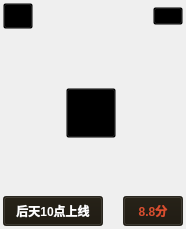
Before: the Qt Designer form VideoPlayer/mainwidget/VideoHeadItem.ui in huizhang556/pc-video-player, drawn with Qt 5.
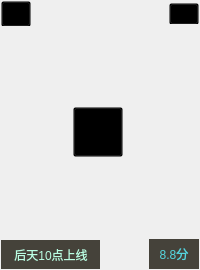
After: the same form once the commit is applied. Icons and pictures are not drawn.

What changed in the file:
```diff
--- a/VideoPlayer/mainwidget/VideoHeadItem.ui
+++ b/VideoPlayer/mainwidget/VideoHeadItem.ui
@@ -6,10 +6,16 @@
    <rect>
     <x>0</x>
     <y>0</y>
-    <width>186</width>
-    <height>229</height>
+    <width>200</width>
+    <height>270</height>
    </rect>
   </property>
+  <property name="minimumSize">
+   <size>
+    <width>200</width>
+    <height>270</height>
+   </size>
+  </property>
   <property name="windowTitle">
    <string>Form</string>
   </property>
@@ -17,24 +23,6 @@
    <string notr="true"/>
   </property>
   <layout class="QVBoxLayout" name="verticalLayout_8">
-   <property name="leftMargin">
-    <number>2</number>
-   </property>
-   <property name="topMargin">
-    <number>2</number>
-   </property>
-   <property name="rightMargin">
-    <number>2</number>
-   </property>
-   <property name="bottomMargin">
-    <number>2</number>
-   </property>
-   <item>
-    <widget class="QWidget" name="widget_main" native="true">
-     <property name="styleSheet">
-      <string notr="true"/>
-     </property>
-     <layout class="QVBoxLayout" name="verticalLayout_9">
       <property name="spacing">
        <number>0</number>
       </property>
@@ -62,6 +50,18 @@
           </property>
           <item>
            <widget class="QFrame" name="frame">
+         <property name="minimumSize">
+          <size>
+           <width>32</width>
+           <height>26</height>
+          </size>
+         </property>
+         <property name="maximumSize">
+          <size>
+           <width>32</width>
+           <height>26</height>
+          </size>
+         </property>
             <property name="styleSheet">
              <string notr="true">QFrame
 {
@@ -139,6 +139,18 @@
           </item>
           <item>
            <widget class="QFrame" name="frame_5">
+         <property name="minimumSize">
+          <size>
+           <width>32</width>
+           <height>22</height>
+          </size>
+         </property>
+         <property name="maximumSize">
+          <size>
+           <width>32</width>
+           <height>22</height>
+          </size>
+         </property>
             <property name="styleSheet">
              <string notr="true">QFrame
 {
@@ -172,13 +184,13 @@
                <property name="minimumSize">
                 <size>
                  <width>30</width>
-                 <height>18</height>
+              <height>22</height>
                 </size>
                </property>
                <property name="maximumSize">
                 <size>
                  <width>30</width>
-                 <height>18</height>
+              <height>22</height>
                 </size>
                </property>
                <property name="styleSheet">
@@ -336,8 +348,23 @@
         </item>
         <item>
          <layout class="QHBoxLayout" name="horizontalLayout_2">
+       <property name="spacing">
+        <number>0</number>
+       </property>
           <item>
            <widget class="QFrame" name="frame_3">
+         <property name="minimumSize">
+          <size>
+           <width>100</width>
+           <height>30</height>
+          </size>
+         </property>
+         <property name="maximumSize">
+          <size>
+           <width>100</width>
+           <height>30</height>
+          </size>
+         </property>
             <property name="styleSheet">
              <string notr="true">QFrame
 {
@@ -383,9 +410,10 @@
                <property name="styleSheet">
                 <string notr="true">QPushButton
 {
-color: white;
-font-weight: 800;
+border: none;
+font: 800 14px &quot;微软雅黑&quot;;
 background-color: rgba(26, 22, 13,0.8);
+color: qlineargradient(spread:pad,x1:0,y1:0,x2:1,y2:0,stop:0 #6df9c7, stop:1  #bafee3);
 }
 
 QPushButton:hover
@@ -416,6 +444,18 @@
           </item>
           <item>
            <widget class="QFrame" name="frame_4">
+         <property name="minimumSize">
+          <size>
+           <width>52</width>
+           <height>32</height>
+          </size>
+         </property>
+         <property name="maximumSize">
+          <size>
+           <width>52</width>
+           <height>32</height>
+          </size>
+         </property>
             <property name="styleSheet">
              <string notr="true">QFrame
 {
@@ -448,21 +488,22 @@
               <widget class="QPushButton" name="pushButton_score">
                <property name="minimumSize">
                 <size>
-                 <width>0</width>
+              <width>50</width>
                  <height>30</height>
                 </size>
                </property>
                <property name="maximumSize">
                 <size>
-                 <width>60</width>
+              <width>50</width>
                  <height>30</height>
                 </size>
                </property>
                <property name="styleSheet">
                 <string notr="true">QPushButton
 {
-color: #d84e2f;
-font-weight: 800;
+color: #55d6df;
+border: none;
+font: 800 14px &quot;微软雅黑&quot;;
 background-color: rgba(26, 22, 13,0.8);
 }
 
@@ -482,9 +523,6 @@
          </layout>
         </item>
        </layout>
-      </item>
-     </layout>
-    </widget>
    </item>
   </layout>
  </widget>
```
Lines whose indentation alone changed are shown as unchanged.
